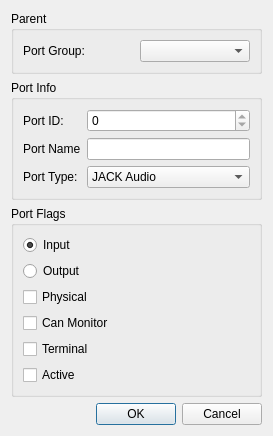
First picture: the form in src/ui/catarina_addport.ui, repository falkTX/Cadence, before the edit.
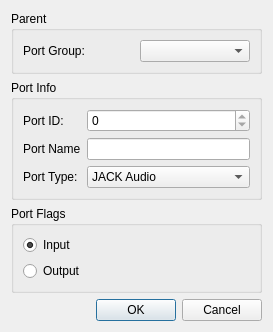
Second picture: the form after the edit.

Commit message: All Catarina now implemented, only missing settings

Diff of the .ui file:
```diff
--- a/src/ui/catarina_addport.ui
+++ b/src/ui/catarina_addport.ui
@@ -7,7 +7,7 @@
     <x>0</x>
     <y>0</y>
     <width>273</width>
-    <height>424</height>
+    <height>307</height>
    </rect>
   </property>
   <property name="windowTitle">
@@ -123,34 +123,6 @@
         </property>
        </widget>
       </item>
-      <item>
-       <widget class="QCheckBox" name="cb_flags_physical">
-        <property name="text">
-         <string>Physical</string>
-        </property>
-       </widget>
-      </item>
-      <item>
-       <widget class="QCheckBox" name="checkBox_2">
-        <property name="text">
-         <string>Can Monitor</string>
-        </property>
-       </widget>
-      </item>
-      <item>
-       <widget class="QCheckBox" name="checkBox_3">
-        <property name="text">
-         <string>Terminal</string>
-        </property>
-       </widget>
-      </item>
-      <item>
-       <widget class="QCheckBox" name="checkBox_4">
-        <property name="text">
-         <string>Active</string>
-        </property>
-       </widget>
-      </item>
      </layout>
     </widget>
    </item>
```
Left out of the diff: 4 changed lines with no effect on the pictures. The commit also changes 3 other files.
